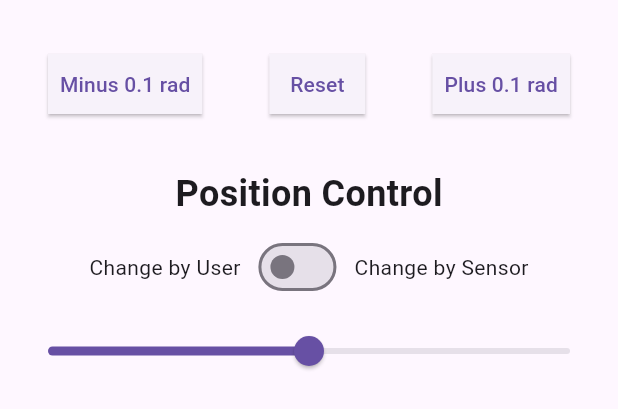
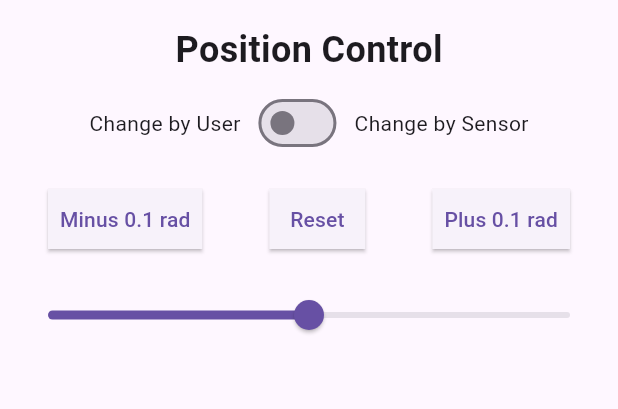
Before and after one commit to Jexim/flutter-embedded-test, a Flutter app: the PositionControl widget shown alone on an empty page, opened directly, on a phone screen of 412 x 824 dp. Shown: the top 409 px of the screen. Run offline on Flutter 3.47's test engine with Material 3 defaults, Android fonts, the phone set to English and light mode, and no system bars; our stand-ins replace equatable, flutter_bloc.

Commit message:
feat: improve position control layout

```diff
--- a/lib/widgets/position_control.dart
+++ b/lib/widgets/position_control.dart
@@ -13,9 +13,10 @@ class PositionControl extends StatelessWidget {
       padding: const EdgeInsets.symmetric(horizontal: 8),
       child: Column(
         children: [
-          Padding(padding: const EdgeInsets.symmetric(horizontal: 24, vertical: 32), child: _AngleButtons()),
+          const SizedBox(height: 16),
           const Text('Position Control', style: TextStyle(fontSize: 24, fontWeight: FontWeight.bold)),
-          Padding(padding: const EdgeInsets.all(8), child: _ModeSwitch()),
+          const Padding(padding: EdgeInsets.only(top: 8), child: _ModeSwitch()),
+          const Padding(padding: EdgeInsets.symmetric(horizontal: 24, vertical: 16), child: _AngleButtons()),
           _AngleSlider(),
         ],
       ),
```
